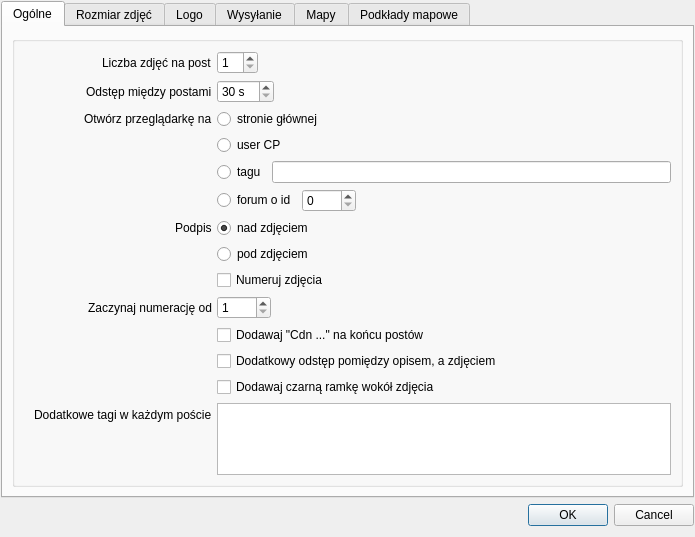
Old version of the form settingsdialog.ui in the repository fotorelacjonusz/classic.
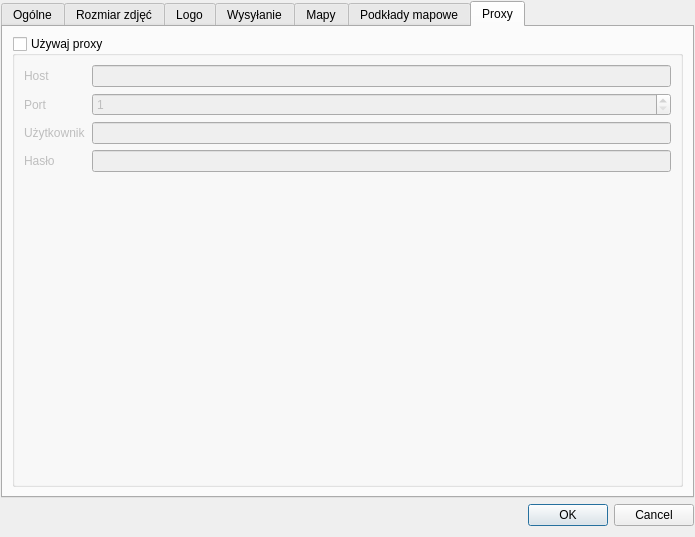
New version of the form. The open tabs and pages were chosen to show the change. Icons and pictures are not drawn. Custom widgets are drawn as their Qt base class.

Commit message: manage overlays button, proxy (untested)

Diff of the .ui file:
```diff
--- a/settingsdialog.ui
+++ b/settingsdialog.ui
@@ -972,6 +972,98 @@
          </layout>
         </widget>
        </item>
+       <item alignment="Qt::AlignRight">
+        <widget class="QPushButton" name="openFolderButton">
+         <property name="text">
+          <string>Zarządzaj podkładami</string>
+         </property>
+        </widget>
+       </item>
+      </layout>
+     </widget>
+     <widget class="QWidget" name="proxyTab">
+      <attribute name="title">
+       <string>Proxy</string>
+      </attribute>
+      <layout class="QHBoxLayout" name="horizontalLayout_4">
+       <item>
+        <widget class="QGroupBox" name="useProxy">
+         <property name="title">
+          <string>Używaj proxy</string>
+         </property>
+         <property name="checkable">
+          <bool>true</bool>
+         </property>
+         <property name="checked">
+          <bool>false</bool>
+         </property>
+         <layout class="QFormLayout" name="formLayout_7">
+          <item row="1" column="1">
+           <widget class="QLineEdit" name="proxyHost"/>
+          </item>
+          <item row="2" column="1">
+           <widget class="QSpinBox" name="proxyPort">
+            <property name="minimum">
+             <number>1</number>
+            </property>
+            <property name="maximum">
+             <number>65536</number>
+            </property>
+           </widget>
+          </item>
+          <item row="3" column="1">
+           <widget class="QLineEdit" name="proxyUser"/>
+          </item>
+          <item row="4" column="1">
+           <widget class="QLineEdit" name="proxyPass">
+            <property name="echoMode">
+             <enum>QLineEdit::Password</enum>
+            </property>
+           </widget>
+          </item>
+          <item row="1" column="0">
+           <widget class="QLabel" name="proxyHostLabel">
+            <property name="text">
+             <string>Host</string>
+            </property>
+            <property name="buddy">
+             <cstring>proxyHost</cstring>
+            </property>
+           </widget>
+          </item>
+          <item row="2" column="0">
+           <widget class="QLabel" name="proxyPortLabel">
+            <property name="text">
+             <string>Port</string>
+            </property>
+            <property name="buddy">
+             <cstring>proxyPort</cstring>
+            </property>
+           </widget>
+          </item>
+          <item row="3" column="0">
+           <widget class="QLabel" name="proxyUserLabel">
+            <property name="text">
+             <string>Użytkownik</string>
+            </property>
+            <property name="buddy">
+             <cstring>proxyUser</cstring>
+            </property>
+           </widget>
+          </item>
+          <item row="4" column="0">
+           <widget class="QLabel" name="proxyPassLabel">
+            <property name="text">
+             <string>Hasło</string>
+            </property>
+            <property name="buddy">
+             <cstring>proxyPass</cstring>
+            </property>
+           </widget>
+          </item>
+         </layout>
+        </widget>
+       </item>
       </layout>
      </widget>
     </widget>
```
Left out of the diff: 15 changed lines with no effect on the pictures. The commit also changes 7 other files.
